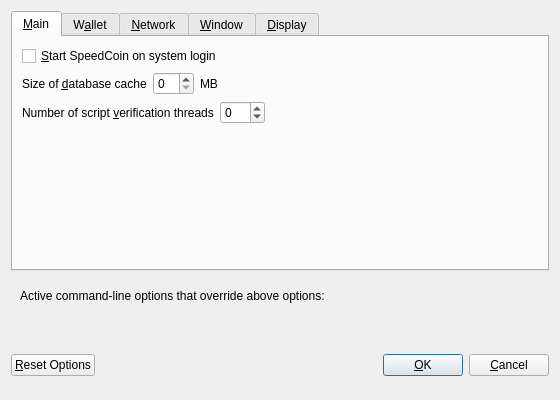
Above: src/qt/forms/optionsdialog.ui from SureshMatsui/SaveCoin before the change. Below: the same form after it.
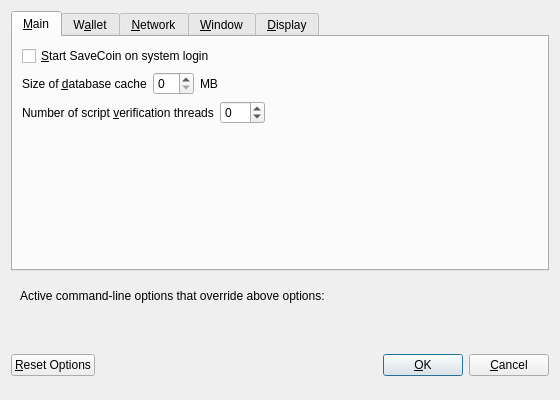
That is the form after the change. Custom widgets are drawn as their Qt base class.

Diff of the .ui file:
```diff
--- a/src/qt/forms/optionsdialog.ui
+++ b/src/qt/forms/optionsdialog.ui
@@ -33,7 +33,7 @@
           <string>Automatically start SpeedCoin after logging in to the system.</string>
          </property>
          <property name="text">
-          <string>&amp;Start SpeedCoin on system login</string>
+          <string>&amp;Start SaveCoin on system login</string>
          </property>
         </widget>
        </item>
```
Left out of the diff: 18 changed lines with no effect on the pictures.
